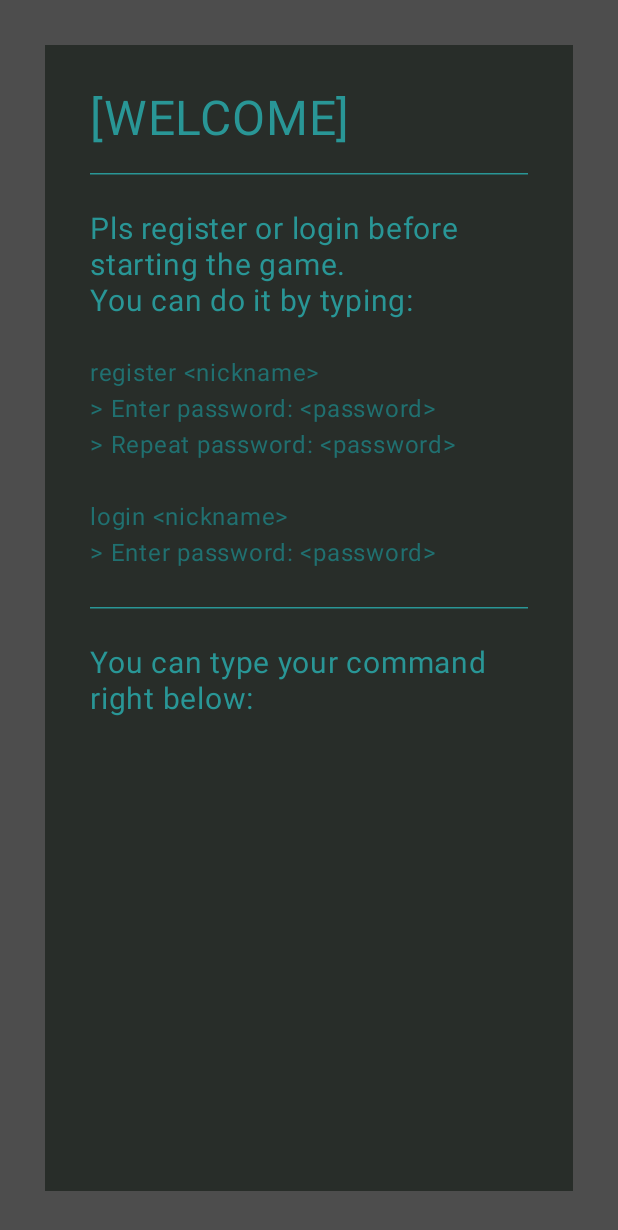
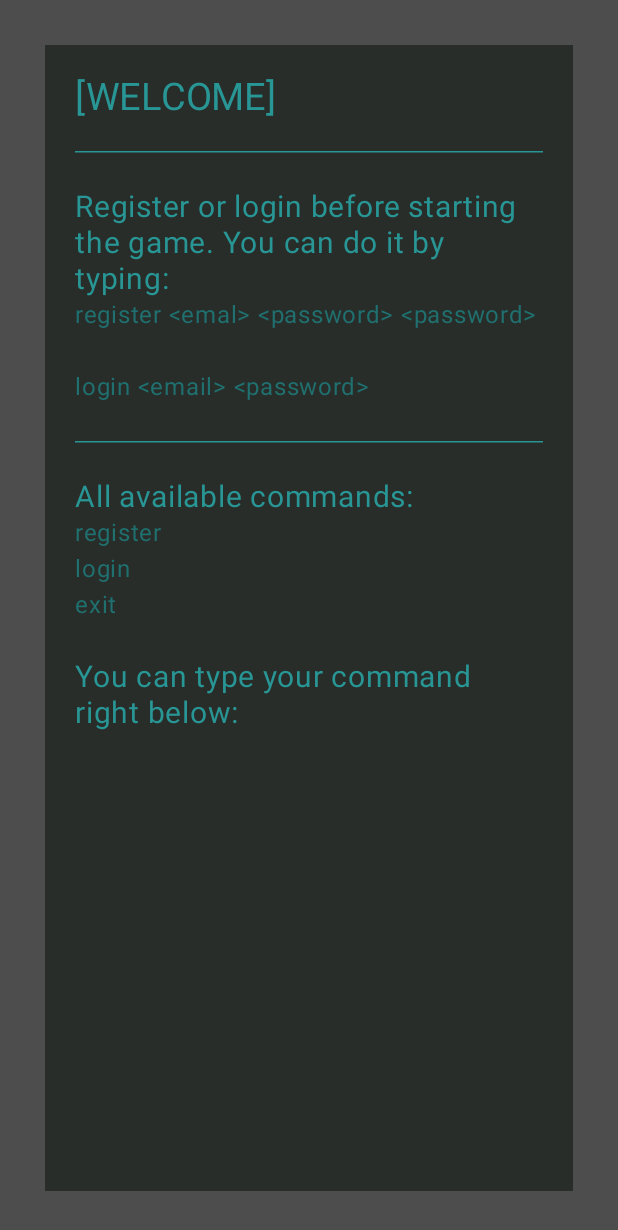
Before and after one commit to Andy4Vendetta/lethal-combile, an Android app built with Jetpack Compose: the screen it shows after launch (MainActivity), on a phone screen of 412 x 824 dp. Shown: the top 1230 px of the screen. Run offline under Robolectric (Android 15) with nearby library versions, the phone set to English and light mode, and no system bars.

Commit message:
Work at register/login system started.

```diff
--- a/app/build.gradle.kts
+++ b/app/build.gradle.kts
@@ -1,6 +1,8 @@
 plugins {
     alias(libs.plugins.androidApplication)
     alias(libs.plugins.jetbrainsKotlinAndroid)
+
+    id("com.google.gms.google-services")
 }
 
 android {
@@ -63,4 +65,8 @@ dependencies {
     androidTestImplementation(libs.androidx.ui.test.junit4)
     debugImplementation(libs.androidx.ui.tooling)
     debugImplementation(libs.androidx.ui.test.manifest)
+
+    implementation(platform("com.google.firebase:firebase-bom:32.8.1"))
+    implementation("com.google.firebase:firebase-analytics")
+    implementation("com.google.firebase:firebase-auth")
 }
--- a/app/src/main/java/ru/vendetti/lethalcombile/MainActivity.kt
+++ b/app/src/main/java/ru/vendetti/lethalcombile/MainActivity.kt
@@ -1,3 +1,5 @@
+@file:Suppress("SpellCheckingInspection")
+
 package ru.vendetti.lethalcombile
 
 import android.os.Bundle
@@ -22,29 +24,33 @@ import androidx.compose.runtime.remember
 import androidx.compose.runtime.setValue
 import androidx.compose.ui.Modifier
 import androidx.compose.ui.graphics.SolidColor
-import androidx.compose.ui.graphics.toArgb
 import androidx.compose.ui.platform.LocalSoftwareKeyboardController
 import androidx.compose.ui.text.TextStyle
 import androidx.compose.ui.text.input.ImeAction
 import androidx.compose.ui.unit.dp
 import androidx.compose.ui.unit.sp
-import androidx.core.view.WindowCompat
 import ru.vendetti.lethalcombile.ui.theme.LethalCombileTheme
 import ru.vendetti.lethalcombile.ui.theme.LethalTerminalBack
 import ru.vendetti.lethalcombile.ui.theme.LethalTerminalBorder
+import ru.vendetti.lethalcombile.ui.theme.LethalTerminalRed
 import ru.vendetti.lethalcombile.ui.theme.LethalTerminalText
 import ru.vendetti.lethalcombile.ui.theme.LethalTerminalTextDark
+import kotlin.system.exitProcess
 
 class MainActivity : ComponentActivity() {
     override fun onCreate(savedInstanceState: Bundle?) {
         super.onCreate(savedInstanceState)
-        WindowCompat.setDecorFitsSystemWindows(window, true)
-        window.statusBarColor = LethalTerminalBorder.toArgb()
         setContent { LoginAppScreen() }
     }
 }
 @Composable
 fun LoginAppScreen(){
+    var errorText by remember { mutableStateOf("")}
+    var text by remember { mutableStateOf("")}  // Состояние для хранения введённого текста
+    val keyboardController = LocalSoftwareKeyboardController.current
+    LaunchedEffect(Unit) {
+        keyboardController?.show()
+    }
     LethalCombileTheme {
         Surface(modifier = Modifier.fillMaxSize(), color = LethalTerminalBack) {
             Box(
@@ -54,22 +60,23 @@ fun LoginAppScreen(){
                     .fillMaxSize()
             ) {
                 Column(
-                    modifier = Modifier.padding(30.dp)
+                    modifier = Modifier.padding(20.dp)
                 ) {
-                    var text by remember { mutableStateOf("")}  // Состояние для хранения введённого текста
-                    val keyboardController = LocalSoftwareKeyboardController.current
-                    Text("[WELCOME]\n", color = LethalTerminalText, fontSize = 32.sp)
+                    Text("[WELCOME]\n", color = LethalTerminalText, fontSize = 25.sp)
                     HorizontalDivider(color = LethalTerminalText)
-                    Text("\nPls register or login before starting the game.\nYou can do it by typing:\n", color = LethalTerminalText, fontSize = 20.sp)
-                    Text("register <nickname>\n> Enter password: <password>\n> Repeat password: <password>\n", color = LethalTerminalTextDark, fontSize = 16.sp)
-                    Text("login <nickname>\n> Enter password: <password>\n", color = LethalTerminalTextDark, fontSize = 16.sp)
+                    Text("\nRegister or login before starting the game. You can do it by typing:", color = LethalTerminalText, fontSize = 20.sp)
+                    Text("register <emal> <password> <password>\n", color = LethalTerminalTextDark, fontSize = 16.sp)
+                    Text("login <email> <password>\n", color = LethalTerminalTextDark, fontSize = 16.sp)
                     HorizontalDivider(color = LethalTerminalText)
+                    Text("\nAll available commands:", color = LethalTerminalText, fontSize = 20.sp)
+                    Text("register\nlogin\nexit", color = LethalTerminalTextDark, fontSize = 16.sp)
                     Text("\nYou can type your command right below:", color = LethalTerminalText, fontSize = 20.sp)
+                    Text(errorText, color = LethalTerminalRed, fontSize = 20.sp)
                     BasicTextField(
                         value = text,
                         onValueChange = { text = it },
                         singleLine = true,
-                        textStyle = TextStyle(color = LethalTerminalText),
+                        textStyle = TextStyle(color = LethalTerminalText, fontSize = 20.sp),
                         cursorBrush = SolidColor(LethalTerminalText),
                         modifier = Modifier
                             .padding(top = 30.dp)
@@ -78,17 +85,50 @@ fun LoginAppScreen(){
                             imeAction = ImeAction.Done
                         ),
                         keyboardActions = KeyboardActions(onDone = {
-                            //keyboardController?.hide()
-                            if (text.trim().isNotEmpty()) {
-                                println("Пользователь ввёл: $text") // Обработайте введенные данные
+                            executeCommand(text) { newErrorText ->
+                                errorText = newErrorText
                             }
                         })
                     )
-                    LaunchedEffect(Unit) {
-                        keyboardController?.show()
-                    }
                 }
             }
         }
     }
 }
+fun executeCommand(
+    text: String,
+    setErrorText: (String) -> Unit
+) {
+    when (text.trim().split(" ")[0]) {
+        "exit" -> exitProcess(-1)
+        "login" -> checkLogin(text, setErrorText)
+        "register" -> checkRegister(text, setErrorText)
+        else -> {
+            setErrorText("This command doesn't exist!")
+        }
+    }
+}
+fun checkLogin(text: String, setErrorText: (String) -> Unit) {
+    val parts = text.split(" ")
+    if(parts.size == 2){
+        if(parts[1] == "aboba"){
+            setErrorText("SUS")
+        } else {
+            setErrorText("Incorrect password")
+        }
+    } else {
+        setErrorText("Wrong syntax")
+    }
+}
+fun checkRegister(text: String, setErrorText: (String) -> Unit){
+    val parts = text.split(" ")
+    if(parts.size == 3){
+        if(parts[1] == "hmmm" && parts[1] == parts[2]){
+            setErrorText("ladno")
+        } else {
+            setErrorText("Incorrect password")
+        }
+    } else {
+        setErrorText("Wrong syntax")
+    }
+}
--- a/app/src/main/java/ru/vendetti/lethalcombile/ui/theme/Color.kt
+++ b/app/src/main/java/ru/vendetti/lethalcombile/ui/theme/Color.kt
@@ -14,3 +14,4 @@ val LethalTerminalBack = Color(0xFF282D29)
 val LethalTerminalText = Color(0xFF299696)
 val LethalTerminalTextDark = Color(0xFF207070)
 val LethalTerminalBorder = Color(0xFF4D4D4D)
+val LethalTerminalRed = Color(0xFFAA4444)
--- a/build.gradle.kts
+++ b/build.gradle.kts
@@ -2,4 +2,5 @@
 plugins {
     alias(libs.plugins.androidApplication) apply false
     alias(libs.plugins.jetbrainsKotlinAndroid) apply false
+    id("com.google.gms.google-services") version "4.4.1" apply false
 }
```
